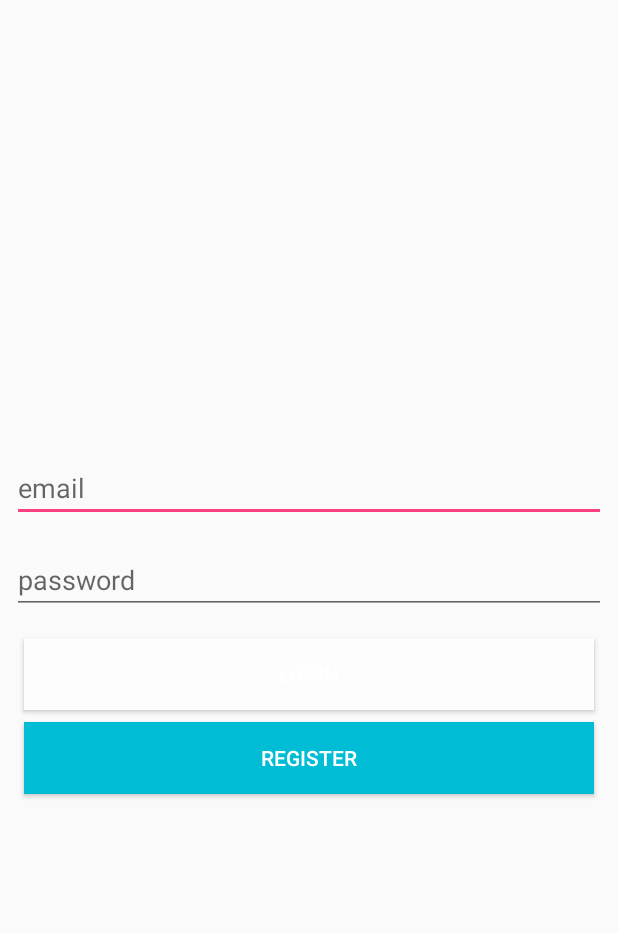
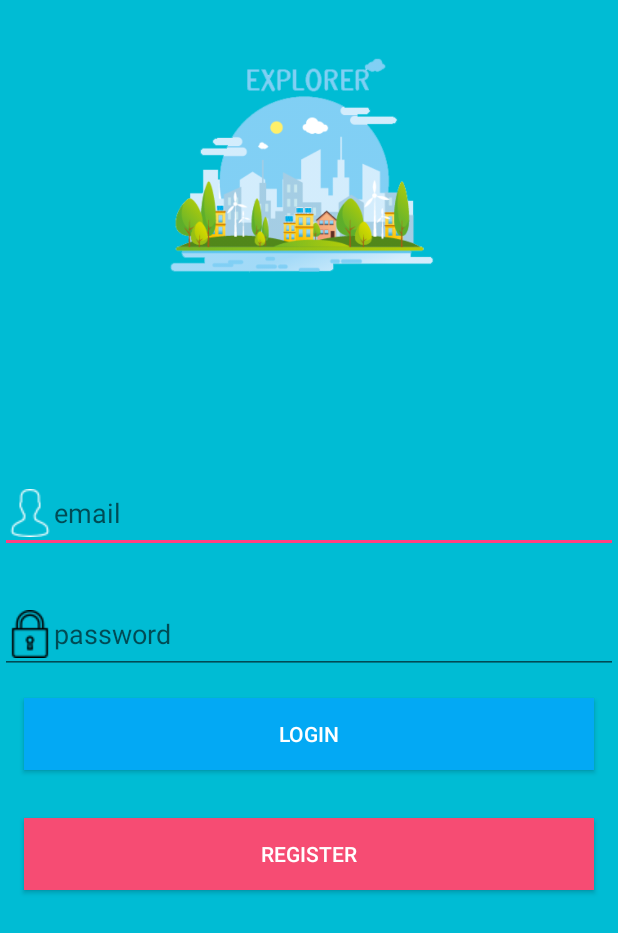
Before and after one commit to damasandrean/Explorer, an Android app: the LoginActivity screen opened directly, with no data from a screen before it, on a phone screen of 412 x 824 dp. Shown: the top 933 px of the screen. Run offline under Robolectric (Android 15) with nearby library versions, the phone set to English and light mode, and no system bars; our stand-ins replace Firebase (no records; nobody signed in at launch, a user with empty details on screens opened directly).

Commit message:
update login

```diff
--- a/app/src/main/java/com/damasandrean/explorer/activities/WelcomeActivity.java
+++ b/app/src/main/java/com/damasandrean/explorer/activities/WelcomeActivity.java
@@ -95,7 +95,7 @@ public class WelcomeActivity extends AppCompatActivity {
     }
 
     private void launchHomeScreen() {
-        startActivity(new Intent(WelcomeActivity.this, MainActivity.class));
+        startActivity(new Intent(WelcomeActivity.this, LoginActivity.class));
         finish();
     }
 
--- a/app/src/main/res/layout/activity_login.xml
+++ b/app/src/main/res/layout/activity_login.xml
@@ -4,38 +4,45 @@
     xmlns:tools="http://schemas.android.com/tools"
     android:layout_width="match_parent"
     android:layout_height="match_parent"
+    android:background="@color/colorPrimaryDark"
     tools:context=".activities.LoginActivity">
+
+    <ImageView
+        android:id="@+id/imageView"
+        android:layout_width="290dp"
+        android:layout_height="272dp"
+        android:src="@drawable/png"
+        app:layout_constraintEnd_toEndOf="parent"
+        app:layout_constraintHorizontal_bias="0.476"
+        app:layout_constraintStart_toStartOf="parent"
+        app:layout_constraintTop_toTopOf="parent" />
 
     <EditText
         android:id="@+id/edt_email"
         android:layout_width="match_parent"
         android:layout_height="wrap_content"
-        android:layout_margin="8dp"
-        android:layout_marginEnd="8dp"
-        android:layout_marginRight="8dp"
-        android:layout_marginBottom="8dp"
+        android:layout_marginTop="44dp"
         android:hint="@string/email"
+        android:drawableLeft="@drawable/user"
         android:importantForAutofill="no"
         android:inputType="textEmailAddress"
-        app:layout_constraintBottom_toTopOf="@+id/edt_password"
         app:layout_constraintEnd_toEndOf="parent"
-        app:layout_constraintHorizontal_bias="0.5"
+        app:layout_constraintHorizontal_bias="0.0"
         app:layout_constraintStart_toStartOf="parent"
-        app:layout_constraintTop_toTopOf="parent"
-        app:layout_constraintVertical_chainStyle="packed"
+        app:layout_constraintTop_toBottomOf="@+id/imageView"
         tools:targetApi="o" />
 
     <EditText
         android:id="@+id/edt_password"
         android:layout_width="match_parent"
         android:layout_height="wrap_content"
-        android:layout_margin="8dp"
+        android:layout_marginTop="28dp"
+        android:drawableLeft="@drawable/lock"
         android:hint="@string/password"
         android:importantForAutofill="no"
         android:inputType="textPassword"
-        app:layout_constraintBottom_toTopOf="@+id/btn_login"
         app:layout_constraintEnd_toEndOf="parent"
-        app:layout_constraintHorizontal_bias="0.5"
+        app:layout_constraintHorizontal_bias="0.0"
         app:layout_constraintStart_toStartOf="parent"
         app:layout_constraintTop_toBottomOf="@+id/edt_email"
         tools:targetApi="o" />
@@ -44,16 +51,13 @@
         android:id="@+id/btn_login"
         android:layout_width="match_parent"
         android:layout_height="wrap_content"
-        android:layout_marginLeft="16dp"
+        android:layout_margin="16dp"
         android:layout_marginTop="8dp"
-        android:layout_marginRight="16dp"
-        android:layout_marginBottom="8dp"
-        android:background="@color/colorPrimary"
+        android:background="#03A9F4"
         android:text="@string/login"
         android:textColor="@android:color/white"
-        app:layout_constraintBottom_toTopOf="@+id/btn_register"
         app:layout_constraintEnd_toEndOf="parent"
-        app:layout_constraintHorizontal_bias="0.5"
+        app:layout_constraintHorizontal_bias="0.0"
         app:layout_constraintStart_toStartOf="parent"
         app:layout_constraintTop_toBottomOf="@+id/edt_password" />
 
@@ -61,15 +65,16 @@
         android:id="@+id/btn_register"
         android:layout_width="match_parent"
         android:layout_height="wrap_content"
-        android:layout_marginLeft="16dp"
-        android:layout_marginRight="16dp"
-        android:background="@color/colorPrimaryDark"
+        android:layout_margin="16dp"
+        android:layout_marginTop="8dp"
+        android:background="@color/bg_screen1"
         android:text="@string/title_activity_register"
         android:textColor="@android:color/white"
         app:layout_constraintBottom_toBottomOf="parent"
         app:layout_constraintEnd_toEndOf="parent"
-        app:layout_constraintHorizontal_bias="0.5"
+        app:layout_constraintHorizontal_bias="0.0"
         app:layout_constraintStart_toStartOf="parent"
-        app:layout_constraintTop_toBottomOf="@+id/btn_login" />
+        app:layout_constraintTop_toBottomOf="@+id/btn_login"
+        app:layout_constraintVertical_bias="0.068" />
 
 </androidx.constraintlayout.widget.ConstraintLayout>
```
Also changed, not shown: app/src/main/java/com/damasandrean/explorer/fragments/UserFragment.java (+10 -0 lines), app/src/main/res/layout/activity_register.xml (+5 -5 lines), app/src/main/res/layout/fragment_beranda.xml (+27 -2 lines), app/src/main/res/layout/fragment_user.xml (+13 -0 lines).
